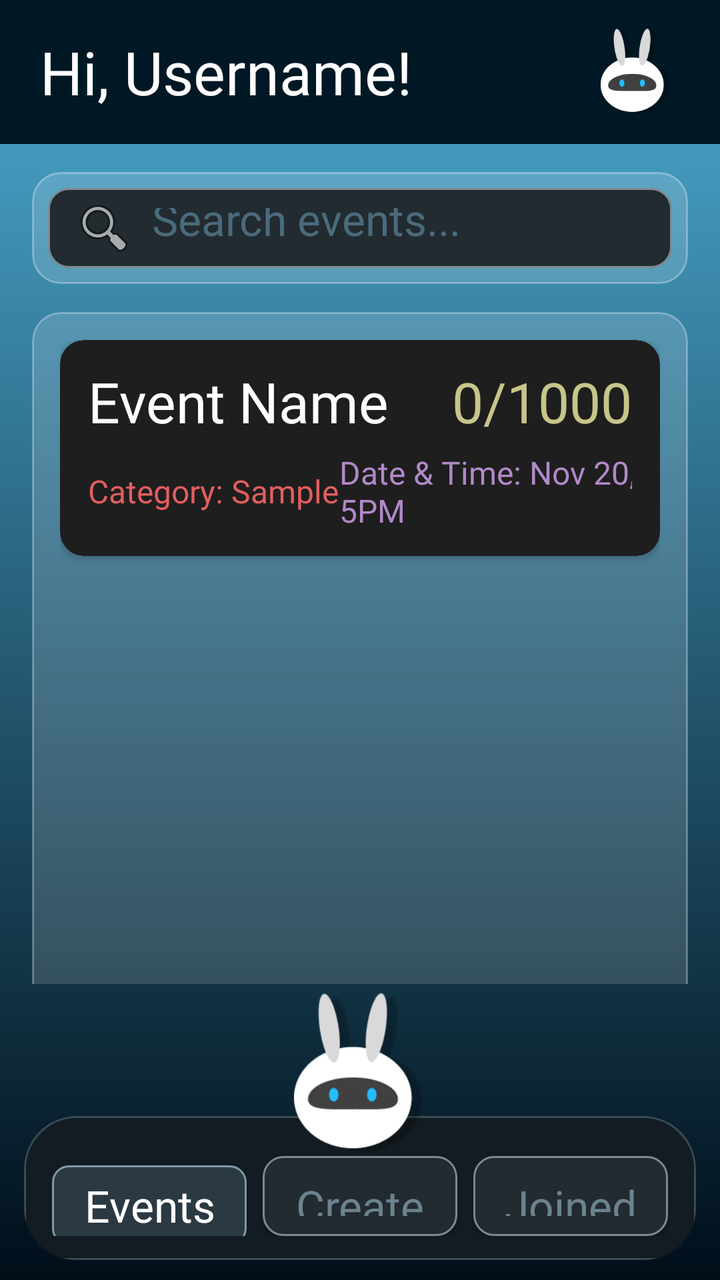
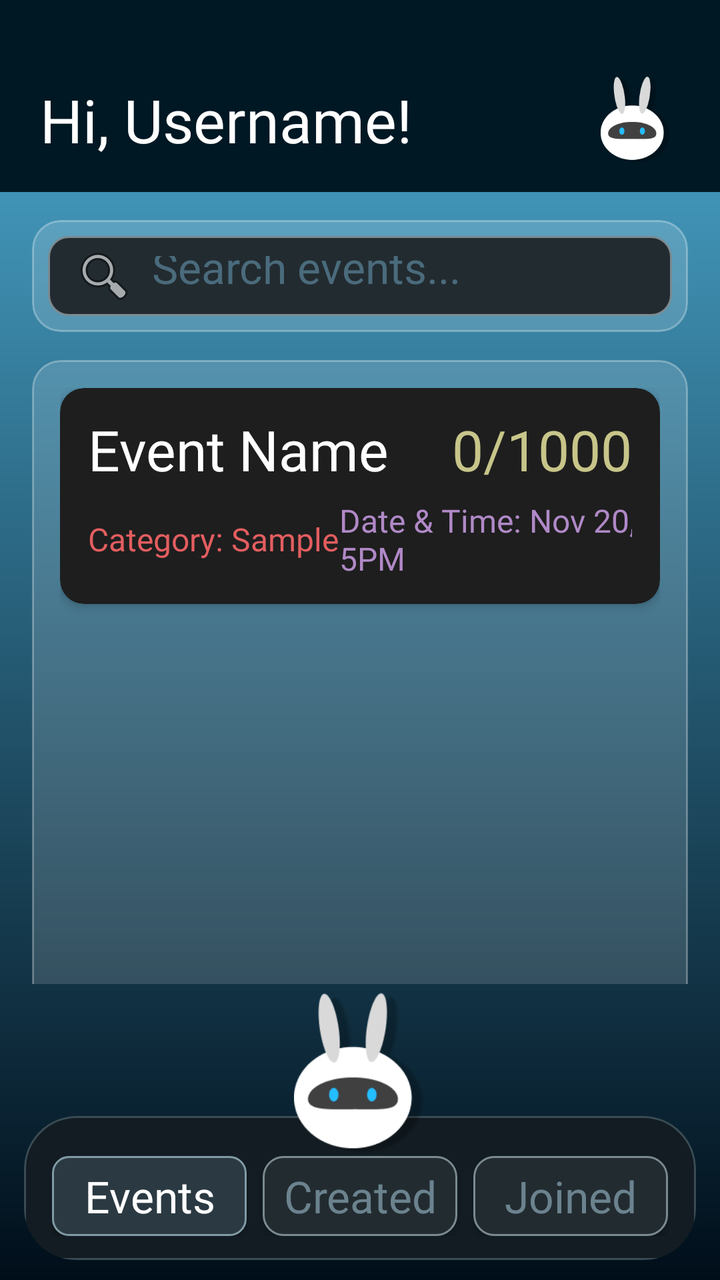

An Android layout rendered at two revisions. The XML below is the earlier revision; the diff shows what the commit changed to produce the second picture.
<!-- AndroidManifest.xml: application theme Theme.AttendLY -->
<!-- res/layout/activity_main_page.xml -->
<?xml version="1.0" encoding="utf-8"?>
<LinearLayout xmlns:android="http://schemas.android.com/apk/res/android"
    xmlns:app="http://schemas.android.com/apk/res-auto"
    android:layout_width="match_parent"
    android:layout_height="match_parent"
    android:background="@drawable/bg"
    android:orientation="vertical">

    <LinearLayout
        android:layout_width="match_parent"
        android:layout_height="wrap_content"
        android:background="#001824"
        android:gravity="center_vertical"
        android:orientation="horizontal"
        android:paddingHorizontal="20dp"
        android:paddingVertical="14dp">

        <TextView
            android:id="@+id/tvGreetings"
            android:layout_width="0dp"
            android:layout_height="wrap_content"
            android:layout_weight="1"
            android:fontFamily="@font/jersey10"
            android:text="Hi, Username!"
            android:textColor="#FFFFFF"
            android:textSize="30sp" />

        <ImageView
            android:id="@+id/imageView"
            android:layout_width="44dp"
            android:layout_height="44dp"
            android:clickable="true"
            android:focusable="true"
            app:srcCompat="@drawable/attendly" />

    </LinearLayout>

    <LinearLayout
        android:layout_width="match_parent"
        android:layout_height="0dp"
        android:layout_weight="1"
        android:orientation="vertical"
        android:paddingHorizontal="16dp"
        android:paddingTop="14dp">

        <androidx.cardview.widget.CardView
            android:layout_width="match_parent"
            android:layout_height="wrap_content"
            app:cardBackgroundColor="@android:color/transparent"
            app:cardCornerRadius="14dp"
            app:cardElevation="0dp">

            <LinearLayout
                android:layout_width="match_parent"
                android:layout_height="wrap_content"
                android:background="@drawable/glass_container"
                android:orientation="horizontal"
                android:padding="8dp">

                <EditText
                    android:id="@+id/etSearchEvents"
                    android:layout_width="match_parent"
                    android:layout_height="40dp"
                    android:background="@drawable/edittext_box"
                    android:drawableStart="@android:drawable/ic_menu_search"
                    android:drawablePadding="8dp"
                    android:fontFamily="@font/jersey10"
                    android:hint="Search events..."
                    android:inputType="text"
                    android:paddingHorizontal="12dp"
                    android:textColor="#FFFFFF"
                    android:textColorHint="#4A6B7C"
                    android:textSize="22sp" />

            </LinearLayout>

        </androidx.cardview.widget.CardView>

        <androidx.cardview.widget.CardView
            android:layout_width="match_parent"
            android:layout_height="440dp"
            android:layout_marginTop="14dp"
            app:cardBackgroundColor="@android:color/transparent"
            app:cardCornerRadius="14dp"
            app:cardElevation="0dp">

            <LinearLayout
                android:layout_width="match_parent"
                android:layout_height="match_parent"
                android:background="@drawable/glass_container"
                android:orientation="vertical"
                android:padding="14dp">

                <androidx.cardview.widget.CardView
                    android:layout_width="match_parent"
                    android:layout_height="wrap_content"
                    app:cardBackgroundColor="#1E1E1E"
                    app:cardCornerRadius="12dp"
                    app:cardElevation="3dp">

                    <LinearLayout
                        android:layout_width="match_parent"
                        android:layout_height="wrap_content"
                        android:orientation="vertical"
                        android:paddingHorizontal="14dp"
                        android:paddingVertical="12dp">

                        <LinearLayout
                            android:layout_width="match_parent"
                            android:layout_height="wrap_content"
                            android:gravity="center_vertical"
                            android:orientation="horizontal">

                            <TextView
                                android:layout_width="0dp"
                                android:layout_height="wrap_content"
                                android:layout_weight="1"
                                android:fontFamily="@font/jersey10"
                                android:text="Event Name"
                                android:textColor="#FFFFFF"
                                android:textSize="28sp" />

                            <TextView
                                android:layout_width="wrap_content"
                                android:layout_height="wrap_content"
                                android:fontFamily="@font/jersey10"
                                android:text="0/1000"
                                android:textColor="#C7C589"
                                android:textSize="28sp" />

                        </LinearLayout>

                        <LinearLayout
                            android:layout_width="match_parent"
                            android:layout_height="wrap_content"
                            android:layout_marginTop="6dp"
                            android:gravity="center_vertical"
                            android:orientation="horizontal">

                            <TextView
                                android:layout_width="0dp"
                                android:layout_height="wrap_content"
                                android:layout_weight="1"
                                android:fontFamily="@font/jersey10"
                                android:text="Category: Sample"
                                android:textColor="#E35E60"
                                android:textSize="16sp" />

                            <TextView
                                android:layout_width="wrap_content"
                                android:layout_height="wrap_content"
                                android:fontFamily="@font/jersey10"
                                android:text="Date &amp; Time: Nov 20, 2026 | 3PM - 5PM"
                                android:textColor="#B089C7"
                                android:textSize="16sp" />

                        </LinearLayout>

                    </LinearLayout>

                </androidx.cardview.widget.CardView>

            </LinearLayout>

        </androidx.cardview.widget.CardView>

    </LinearLayout>

    <FrameLayout
        android:layout_width="match_parent"
        android:layout_height="wrap_content"
        android:layout_marginHorizontal="12dp"
        android:layout_marginTop="4dp"
        android:layout_marginBottom="10dp">

        <androidx.cardview.widget.CardView
            android:layout_width="match_parent"
            android:layout_height="wrap_content"
            android:layout_marginTop="62dp"
            app:cardBackgroundColor="@android:color/transparent"
            app:cardCornerRadius="26dp"
            app:cardElevation="0dp">

            <LinearLayout
                android:layout_width="match_parent"
                android:layout_height="wrap_content"
                android:background="@drawable/bottom_nav_bg"
                android:orientation="horizontal"
                android:paddingHorizontal="14dp"
                android:paddingTop="20dp"
                android:paddingBottom="12dp">

                <androidx.appcompat.widget.AppCompatButton
                    android:id="@+id/btnTabEvents"
                    android:layout_width="0dp"
                    android:layout_height="40dp"
                    android:layout_marginEnd="8dp"
                    android:layout_weight="1"
                    android:background="@drawable/nav_tab_selected"
                    android:fontFamily="@font/jersey10"
                    android:text="Events"
                    android:textAllCaps="false"
                    android:textColor="#FFFFFF"
                    android:textSize="22sp" />

                <androidx.appcompat.widget.AppCompatButton
                    android:id="@+id/btnTabCreated"
                    android:layout_width="0dp"
                    android:layout_height="40dp"
                    android:layout_marginEnd="8dp"
                    android:layout_weight="1"
                    android:background="@drawable/edittext_box"
                    android:fontFamily="@font/jersey10"
                    android:text="Created"
                    android:textAllCaps="false"
                    android:textColor="#6B838E"
                    android:textSize="22sp" />

                <androidx.appcompat.widget.AppCompatButton
                    android:id="@+id/btnTabJoined"
                    android:layout_width="0dp"
                    android:layout_height="40dp"
                    android:layout_weight="1"
                    android:background="@drawable/edittext_box"
                    android:fontFamily="@font/jersey10"
                    android:text="Joined"
                    android:textAllCaps="false"
                    android:textColor="#6B838E"
                    android:textSize="22sp" />

            </LinearLayout>

        </androidx.cardview.widget.CardView>

        <ImageView
            android:id="@+id/ivNavMascot"
            android:layout_width="82dp"
            android:layout_height="82dp"
            android:layout_gravity="top|center_horizontal"
            android:elevation="10dp"
            android:scaleType="fitCenter"
            app:srcCompat="@drawable/attendly" />

    </FrameLayout>

</LinearLayout>
<!-- resources referenced by this layout -->
<resources>
  <!-- drawable attendly: png bitmap (drawable, 11594 bytes) -->
  <!-- drawable bg (drawable) -->
  <vector xmlns:android="http://schemas.android.com/apk/res/android"
      xmlns:aapt="http://schemas.android.com/aapt"
      android:width="440dp"
      android:height="956dp"
      android:viewportWidth="440"
      android:viewportHeight="956">
    <group>
      <clip-path
          android:pathData="M0,0h440v956h-440z"/>
      <path
          android:pathData="M0,0h440v956h-440z">
        <aapt:attr name="android:fillColor">
          <gradient
              android:startX="220"
              android:startY="0"
              android:endX="220"
              android:endY="956"
              android:type="linear">
            <item android:offset="0" android:color="#FF4CABD3"/>
            <item android:offset="1" android:color="#FF000E19"/>
          </gradient>
        </aapt:attr>
      </path>
    </group>
  </vector>
  <!-- drawable bottom_nav_bg (drawable) -->
  <?xml version="1.0" encoding="utf-8"?>
  <shape xmlns:android="http://schemas.android.com/apk/res/android"
      android:shape="rectangle">
      <solid android:color="#121C22" />
      <corners
          android:topLeftRadius="26dp"
          android:topRightRadius="26dp" />
      <stroke
          android:width="1dp"
          android:color="#3A4B54" />
  </shape>
  <!-- drawable edittext_box (drawable) -->
  <?xml version="1.0" encoding="utf-8"?>
  <shape xmlns:android="http://schemas.android.com/apk/res/android"
      android:shape="rectangle">
  
  
      <solid android:color="#222B30" />
      <corners android:radius="10dp" />
  
      <stroke
          android:width="1dp"
          android:color="#7B8A91" />
  
      <padding
          android:left="14dp"
          android:top="10dp"
          android:right="14dp"
          android:bottom="10dp" />
  </shape>
  <!-- drawable glass_container (drawable) -->
  <?xml version="1.0" encoding="utf-8"?>
  <shape xmlns:android="http://schemas.android.com/apk/res/android"
      android:shape="rectangle">
      <solid android:color="#26FFFFFF" />
      <corners android:radius="14dp" />
      <stroke
          android:width="1dp"
          android:color="#4DFFFFFF" />
  </shape>
  <!-- drawable nav_tab_selected (drawable) -->
  <?xml version="1.0" encoding="utf-8"?>
  <shape xmlns:android="http://schemas.android.com/apk/res/android"
      android:shape="rectangle">
      <solid android:color="#2B3A42" />
      <corners android:radius="8dp" />
      <stroke
          android:width="1dp"
          android:color="#819BA6" />
  </shape>
  <style name="Theme.AttendLY" parent="Base.Theme.AttendLY" />
  <style name="Base.Theme.AttendLY" parent="Theme.Material3.DayNight.NoActionBar">
          
          
      </style>
</resources>

<!-- the commit's change to res/layout/activity_main_page.xml (unified diff, before → after) -->
@@ -13,7 +13,8 @@
         android:gravity="center_vertical"
         android:orientation="horizontal"
         android:paddingHorizontal="20dp"
-        android:paddingVertical="14dp">
+        android:paddingTop="38dp"
+        android:paddingBottom="14dp">
 
         <TextView
             android:id="@+id/tvGreetings"
@@ -78,7 +79,7 @@
 
         <androidx.cardview.widget.CardView
             android:layout_width="match_parent"
-            android:layout_height="440dp"
+            android:layout_height="420dp"
             android:layout_marginTop="14dp"
             app:cardBackgroundColor="@android:color/transparent"
             app:cardCornerRadius="14dp"
@@ -185,6 +186,7 @@
                 android:layout_width="match_parent"
                 android:layout_height="wrap_content"
                 android:background="@drawable/bottom_nav_bg"
+                android:gravity="center_vertical"
                 android:orientation="horizontal"
                 android:paddingHorizontal="14dp"
                 android:paddingTop="20dp"
@@ -198,6 +200,8 @@
                     android:layout_weight="1"
                     android:background="@drawable/nav_tab_selected"
                     android:fontFamily="@font/jersey10"
+                    android:gravity="center"
+                    android:padding="0dp"
                     android:text="Events"
                     android:textAllCaps="false"
                     android:textColor="#FFFFFF"
@@ -211,6 +215,8 @@
                     android:layout_weight="1"
                     android:background="@drawable/edittext_box"
                     android:fontFamily="@font/jersey10"
+                    android:gravity="center"
+                    android:padding="0dp"
                     android:text="Created"
                     android:textAllCaps="false"
                     android:textColor="#6B838E"
@@ -223,6 +229,8 @@
                     android:layout_weight="1"
                     android:background="@drawable/edittext_box"
                     android:fontFamily="@font/jersey10"
+                    android:gravity="center"
+                    android:padding="0dp"
                     android:text="Joined"
                     android:textAllCaps="false"
                     android:textColor="#6B838E"
